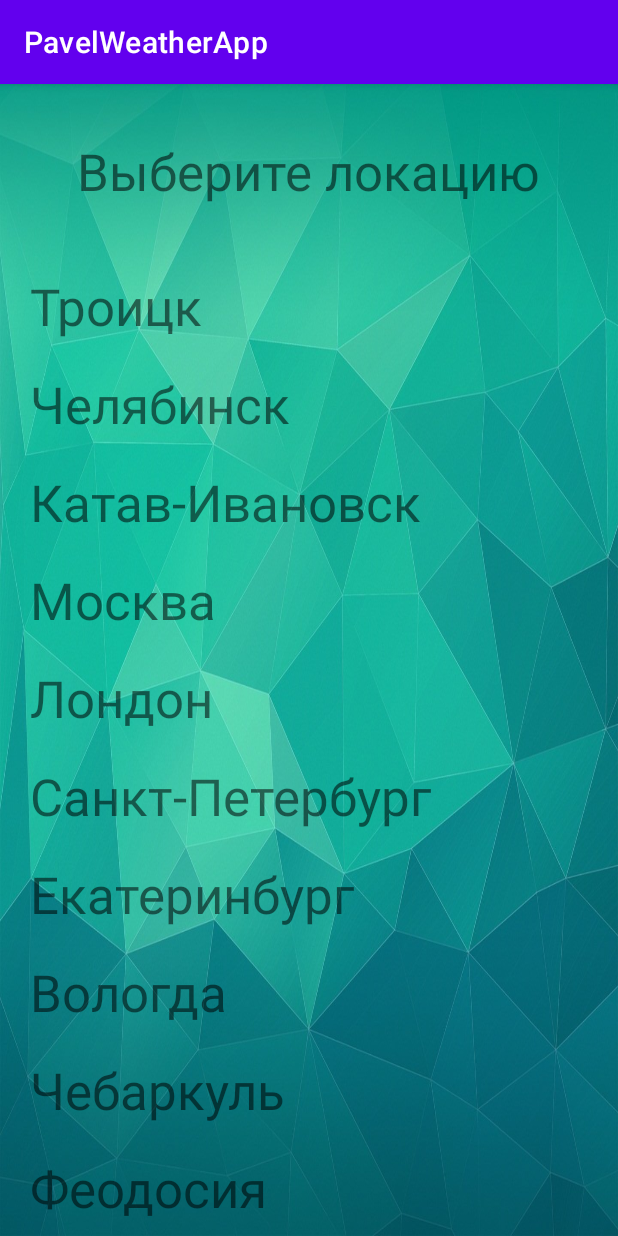
After one commit to PavelPonomarchuk/PavelWeatherApp, an Android app: the ShowLocationsActivity screen opened directly, with no data from a screen before it, on a phone screen of 412 x 824 dp. The commit adds this screen. Run offline under Robolectric (Android 15) with nearby library versions, the phone set to English and light mode, and no system bars.

Commit message:
New activity for locations was added

```diff
--- a/app/src/main/AndroidManifest.xml
+++ b/app/src/main/AndroidManifest.xml
@@ -14,6 +14,13 @@
         android:supportsRtl="true"
         android:theme="@style/Theme.PavelWeatherApp"
         tools:targetApi="31">
+        <activity
+            android:name=".ShowLocationsActivity"
+            android:exported="false">
+            <meta-data
+                android:name="android.app.lib_name"
+                android:value="" />
+        </activity>
         <activity
             android:name=".ShowWeatherActivity"
             android:exported="false">
--- /dev/null
+++ b/app/src/main/java/ru/ponomarchukpn/pavelweatherapp/Location.java
@@ -0,0 +1,17 @@
+package ru.ponomarchukpn.pavelweatherapp;
+
+public class Location {
+    private String name;
+
+    public Location(String name) {
+        this.name = name;
+    }
+
+    public String getName() {
+        return name;
+    }
+
+    public void setName(String name) {
+        this.name = name;
+    }
+}
--- /dev/null
+++ b/app/src/main/java/ru/ponomarchukpn/pavelweatherapp/LocationsAdapter.java
@@ -0,0 +1,45 @@
+package ru.ponomarchukpn.pavelweatherapp;
+
+import android.view.LayoutInflater;
+import android.view.View;
+import android.view.ViewGroup;
+import android.widget.TextView;
+
+import androidx.annotation.NonNull;
+import androidx.recyclerview.widget.RecyclerView;
+
+import java.util.ArrayList;
+
+public class LocationsAdapter extends RecyclerView.Adapter<LocationsAdapter.LocationsViewHolder> {
+    private ArrayList<Location> locations;
+
+    public LocationsAdapter(ArrayList<Location> locations) {
+        this.locations = locations;
+    }
+
+    @NonNull
+    @Override
+    public LocationsViewHolder onCreateViewHolder(@NonNull ViewGroup parent, int viewType) {
+        View view = LayoutInflater.from(parent.getContext()).inflate(R.layout.location_item, parent, false);
+        return new LocationsViewHolder(view);
+    }
+
+    @Override
+    public void onBindViewHolder(@NonNull LocationsViewHolder holder, int position) {
+        holder.textViewLocationName.setText(locations.get(position).getName());
+    }
+
+    @Override
+    public int getItemCount() {
+        return locations.size();
+    }
+
+    class LocationsViewHolder extends RecyclerView.ViewHolder {
+        private TextView textViewLocationName;
+
+        public LocationsViewHolder(@NonNull View itemView) {
+            super(itemView);
+            textViewLocationName = itemView.findViewById(R.id.textViewLocationName);
+        }
+    }
+}
--- a/app/src/main/java/ru/ponomarchukpn/pavelweatherapp/MainActivity.java
+++ b/app/src/main/java/ru/ponomarchukpn/pavelweatherapp/MainActivity.java
@@ -57,6 +57,14 @@ public class MainActivity extends AppCompatActivity {
                     builder.append("&lang=ru");
                     task.execute(builder.toString());
                 }
+            }
+        });
+
+        btnShowLocations.setOnClickListener(new View.OnClickListener() {
+            @Override
+            public void onClick(View view) {
+                Intent intent = new Intent(MainActivity.this, ShowLocationsActivity.class);
+                startActivity(intent);
             }
         });
     }
--- /dev/null
+++ b/app/src/main/java/ru/ponomarchukpn/pavelweatherapp/ShowLocationsActivity.java
@@ -0,0 +1,40 @@
+package ru.ponomarchukpn.pavelweatherapp;
+
+import androidx.appcompat.app.AppCompatActivity;
+import androidx.recyclerview.widget.LinearLayoutManager;
+import androidx.recyclerview.widget.RecyclerView;
+
+import android.os.Bundle;
+
+import java.util.ArrayList;
+
+public class ShowLocationsActivity extends AppCompatActivity {
+    private RecyclerView recyclerView;
+
+    private ArrayList<Location> locations = new ArrayList<>();
+
+    @Override
+    protected void onCreate(Bundle savedInstanceState) {
+        super.onCreate(savedInstanceState);
+        setContentView(R.layout.activity_show_locations);
+        recyclerView = findViewById(R.id.recyclerViewLocations);
+
+        //test data
+        locations.add(new Location("Троицк"));
+        locations.add(new Location("Челябинск"));
+        locations.add(new Location("Катав-Ивановск"));
+        locations.add(new Location("Москва"));
+        locations.add(new Location("Лондон"));
+        locations.add(new Location("Санкт-Петербург"));
+        locations.add(new Location("Екатеринбург"));
+        locations.add(new Location("Вологда"));
+        locations.add(new Location("Чебаркуль"));
+        locations.add(new Location("Феодосия"));
+        locations.add(new Location("Миасс"));
+        //end
+
+        LocationsAdapter adapter = new LocationsAdapter(locations);
+        recyclerView.setLayoutManager(new LinearLayoutManager(this));
+        recyclerView.setAdapter(adapter);
+    }
+}
--- /dev/null
+++ b/app/src/main/res/layout/activity_show_locations.xml
@@ -0,0 +1,36 @@
+<?xml version="1.0" encoding="utf-8"?>
+<androidx.constraintlayout.widget.ConstraintLayout xmlns:android="http://schemas.android.com/apk/res/android"
+    xmlns:app="http://schemas.android.com/apk/res-auto"
+    xmlns:tools="http://schemas.android.com/tools"
+    android:layout_width="match_parent"
+    android:layout_height="match_parent"
+    tools:context=".ShowLocationsActivity"
+    android:background="@drawable/background">
+
+    <androidx.constraintlayout.widget.Guideline
+        android:id="@+id/guideline5"
+        android:layout_width="wrap_content"
+        android:layout_height="wrap_content"
+        android:orientation="horizontal"
+        app:layout_constraintGuide_percent="0.15" />
+
+    <TextView
+        android:id="@+id/textViewChooseLocationLabel"
+        android:layout_width="wrap_content"
+        android:layout_height="wrap_content"
+        android:text="@string/label_choose_location"
+        android:textSize="34sp"
+        app:layout_constraintBottom_toTopOf="@+id/guideline5"
+        app:layout_constraintEnd_toEndOf="parent"
+        app:layout_constraintStart_toStartOf="parent"
+        app:layout_constraintTop_toTopOf="parent" />
+
+    <androidx.recyclerview.widget.RecyclerView
+        android:id="@+id/recyclerViewLocations"
+        android:layout_width="0dp"
+        android:layout_height="0dp"
+        app:layout_constraintBottom_toBottomOf="parent"
+        app:layout_constraintEnd_toEndOf="parent"
+        app:layout_constraintStart_toStartOf="parent"
+        app:layout_constraintTop_toBottomOf="@+id/guideline5" />
+</androidx.constraintlayout.widget.ConstraintLayout>
--- /dev/null
+++ b/app/src/main/res/layout/location_item.xml
@@ -0,0 +1,19 @@
+<?xml version="1.0" encoding="utf-8"?>
+<androidx.constraintlayout.widget.ConstraintLayout xmlns:android="http://schemas.android.com/apk/res/android"
+    xmlns:app="http://schemas.android.com/apk/res-auto"
+    xmlns:tools="http://schemas.android.com/tools"
+    android:layout_width="match_parent"
+    android:layout_height="wrap_content"
+    android:layout_marginTop="10dp"
+    android:layout_marginBottom="10dp">
+
+    <TextView
+        android:id="@+id/textViewLocationName"
+        android:layout_width="wrap_content"
+        android:layout_height="wrap_content"
+        android:layout_marginLeft="20dp"
+        android:text="Город"
+        android:textSize="34sp"
+        app:layout_constraintStart_toStartOf="parent"
+        app:layout_constraintTop_toTopOf="parent" />
+</androidx.constraintlayout.widget.ConstraintLayout>
--- a/app/src/main/res/values/strings.xml
+++ b/app/src/main/res/values/strings.xml
@@ -9,4 +9,5 @@
     <string name="btn_save_location">Сохранить локацию</string>
     <string name="btn_go_to_main">На главный экран</string>
     <string name="btn_save_result">Сохранить результат</string>
+    <string name="label_choose_location">Выберите локацию</string>
 </resources>
```
